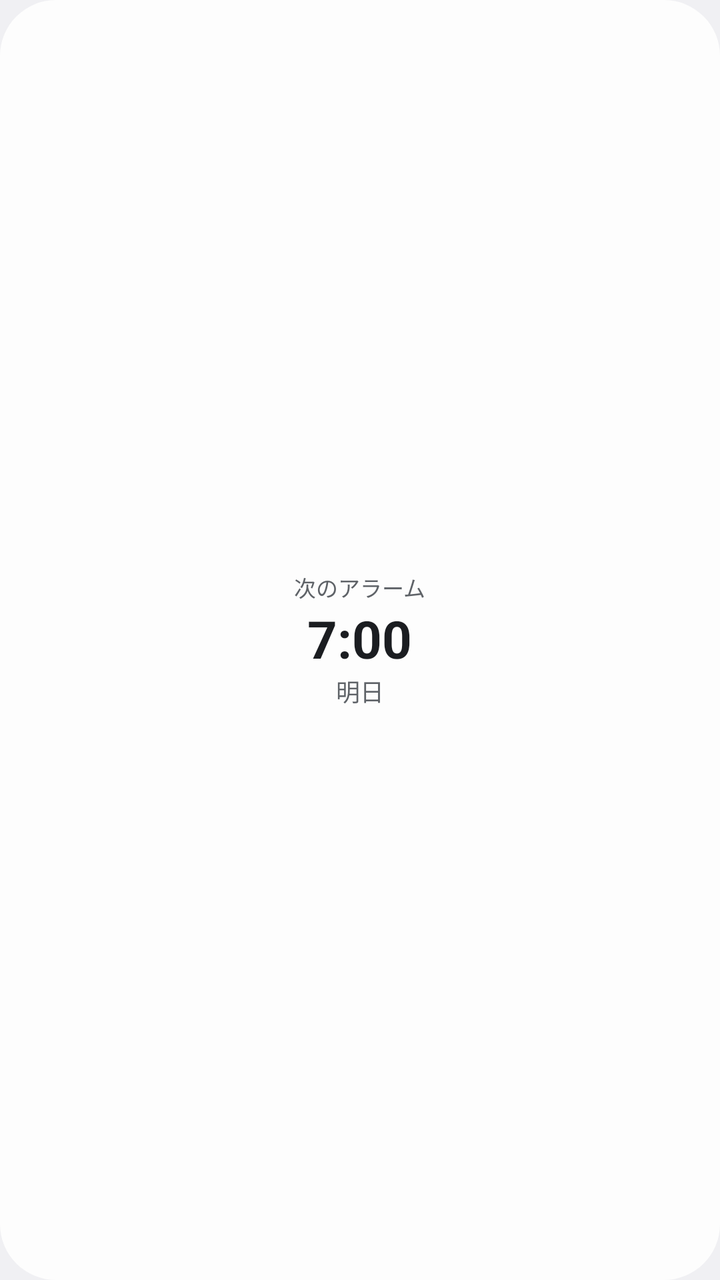
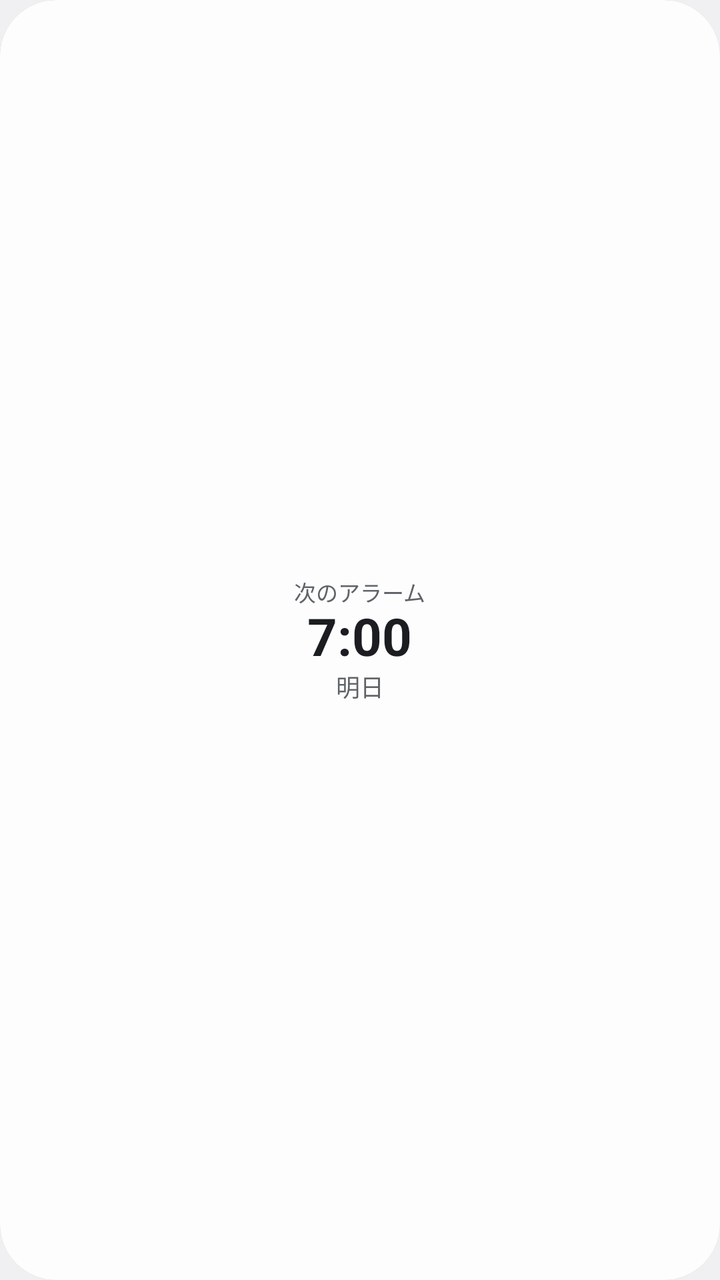

Before-and-after screenshots of an Android layout around one commit, followed by the original layout XML and the change that was made.
<!-- AndroidManifest.xml: application theme AppTheme -->
<!-- res/layout/widget_next_alarm.xml -->
<?xml version="1.0" encoding="utf-8"?>
<LinearLayout xmlns:android="http://schemas.android.com/apk/res/android"
    android:id="@+id/widgetRoot"
    android:layout_width="match_parent"
    android:layout_height="match_parent"
    android:background="@drawable/bg_widget"
    android:gravity="center"
    android:orientation="vertical"
    android:padding="12dp">

    <TextView
        android:layout_width="wrap_content"
        android:layout_height="wrap_content"
        android:text="@string/widget_header"
        android:textColor="@color/widget_text_sub"
        android:textSize="11sp" />

    <TextView
        android:id="@+id/widgetTime"
        android:layout_width="wrap_content"
        android:layout_height="wrap_content"
        android:maxLines="1"
        android:text="@string/widget_preview_time"
        android:textColor="@color/widget_text"
        android:textSize="26sp"
        android:textStyle="bold"
        />

    <TextView
        android:id="@+id/widgetDate"
        android:layout_width="wrap_content"
        android:layout_height="wrap_content"
        android:maxLines="1"
        android:text="@string/widget_preview_day"
        android:textColor="@color/widget_text_sub"
        android:textSize="12sp" />
</LinearLayout>
<!-- resources referenced by this layout -->
<resources>
  <color name="widget_text">#FF1B1D21</color>
  <color name="widget_text_sub">#FF5F6368</color>
  <!-- drawable bg_widget (drawable) -->
  <?xml version="1.0" encoding="utf-8"?>
  <shape xmlns:android="http://schemas.android.com/apk/res/android"
      android:shape="rectangle">
      <solid android:color="@color/widget_bg" />
      <corners android:radius="@android:dimen/system_app_widget_background_radius" />
  </shape>
  <string name="widget_header">次のアラーム</string>
  <string name="widget_preview_day">明日</string>
  <string name="widget_preview_time">7:00</string>
  <style name="AppTheme" parent="@android:style/Theme.DeviceDefault.DayNight" />
  <color name="widget_bg">#FFFDFDFD</color>
</resources>

<!-- the commit's change to res/layout/widget_next_alarm.xml (unified diff, before → after) -->
@@ -1,37 +1,48 @@
 <?xml version="1.0" encoding="utf-8"?>
-<LinearLayout xmlns:android="http://schemas.android.com/apk/res/android"
+<FrameLayout xmlns:android="http://schemas.android.com/apk/res/android"
     android:id="@+id/widgetRoot"
     android:layout_width="match_parent"
     android:layout_height="match_parent"
-    android:background="@drawable/bg_widget"
-    android:gravity="center"
-    android:orientation="vertical"
-    android:padding="12dp">
+    android:background="@drawable/bg_widget_border">
 
-    <TextView
-        android:layout_width="wrap_content"
-        android:layout_height="wrap_content"
-        android:text="@string/widget_header"
-        android:textColor="@color/widget_text_sub"
-        android:textSize="11sp" />
+    <LinearLayout
+        android:id="@+id/widgetInner"
+        android:layout_width="match_parent"
+        android:layout_height="match_parent"
+        android:background="@drawable/bg_widget"
+        android:gravity="center"
+        android:orientation="vertical"
+        android:padding="12dp">
 
-    <TextView
-        android:id="@+id/widgetTime"
-        android:layout_width="wrap_content"
-        android:layout_height="wrap_content"
-        android:maxLines="1"
-        android:text="@string/widget_preview_time"
-        android:textColor="@color/widget_text"
-        android:textSize="26sp"
-        android:textStyle="bold"
-        />
+        <TextView
+            android:id="@+id/widgetHeader"
+            android:layout_width="wrap_content"
+            android:layout_height="wrap_content"
+            android:includeFontPadding="false"
+            android:maxLines="1"
+            android:text="@string/widget_header"
+            android:textColor="@color/widget_text_sub"
+            android:textSize="11sp" />
 
-    <TextView
-        android:id="@+id/widgetDate"
-        android:layout_width="wrap_content"
-        android:layout_height="wrap_content"
-        android:maxLines="1"
-        android:text="@string/widget_preview_day"
-        android:textColor="@color/widget_text_sub"
-        android:textSize="12sp" />
-</LinearLayout>
+        <TextView
+            android:id="@+id/widgetTime"
+            android:layout_width="wrap_content"
+            android:layout_height="wrap_content"
+            android:includeFontPadding="false"
+            android:maxLines="1"
+            android:text="@string/widget_preview_time"
+            android:textColor="@color/widget_text"
+            android:textSize="26sp"
+            android:textStyle="bold" />
+
+        <TextView
+            android:id="@+id/widgetDate"
+            android:layout_width="wrap_content"
+            android:layout_height="wrap_content"
+            android:includeFontPadding="false"
+            android:maxLines="1"
+            android:text="@string/widget_preview_day"
+            android:textColor="@color/widget_text_sub"
+            android:textSize="12sp" />
+    </LinearLayout>
+</FrameLayout>
<!-- resource entries referenced after the edit -->
@@ -9,10 +9,18 @@
       <solid android:color="@color/widget_bg" />
       <corners android:radius="@android:dimen/system_app_widget_background_radius" />
   </shape>
+  <!-- drawable bg_widget_border (drawable) -->
+  <?xml version="1.0" encoding="utf-8"?>
+  <shape xmlns:android="http://schemas.android.com/apk/res/android"
+      android:shape="rectangle">
+      <solid android:color="@color/widget_border" />
+      <corners android:radius="@android:dimen/system_app_widget_background_radius" />
+  </shape>
   <string name="widget_header">次のアラーム</string>
   <string name="widget_preview_day">明日</string>
   <string name="widget_preview_time">7:00</string>
   <style name="AppTheme" parent="@android:style/Theme.DeviceDefault.DayNight" />
   <color name="widget_bg">#FFFDFDFD</color>
+  <color name="widget_border">#33000000</color>
 </resources>
 
